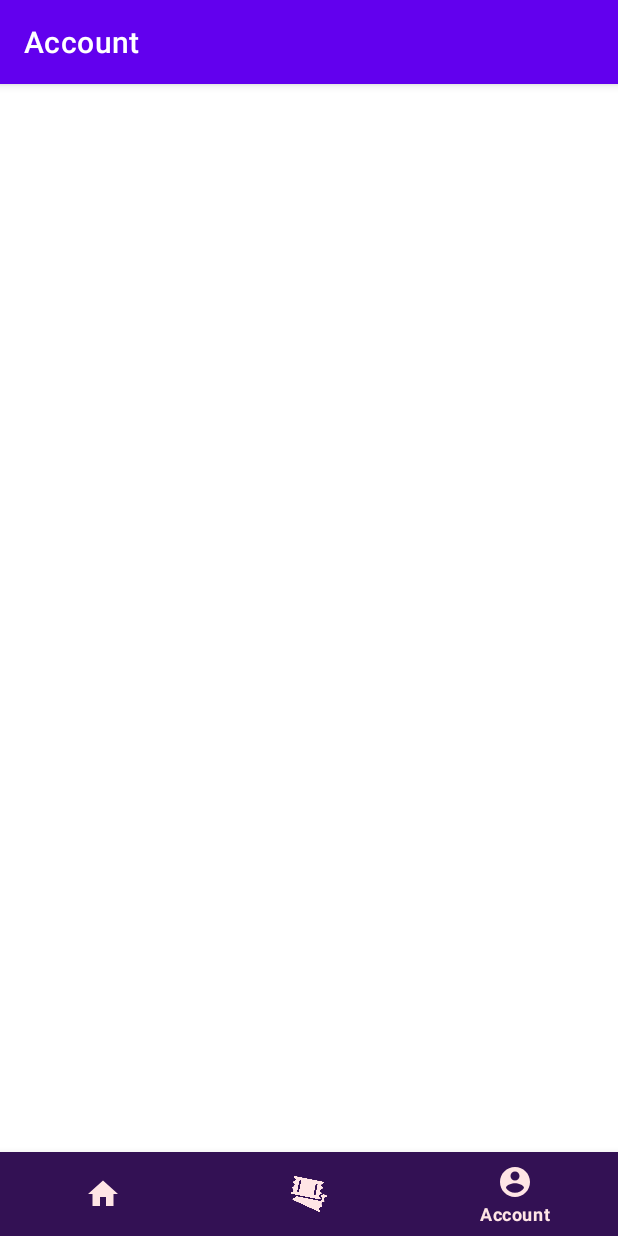
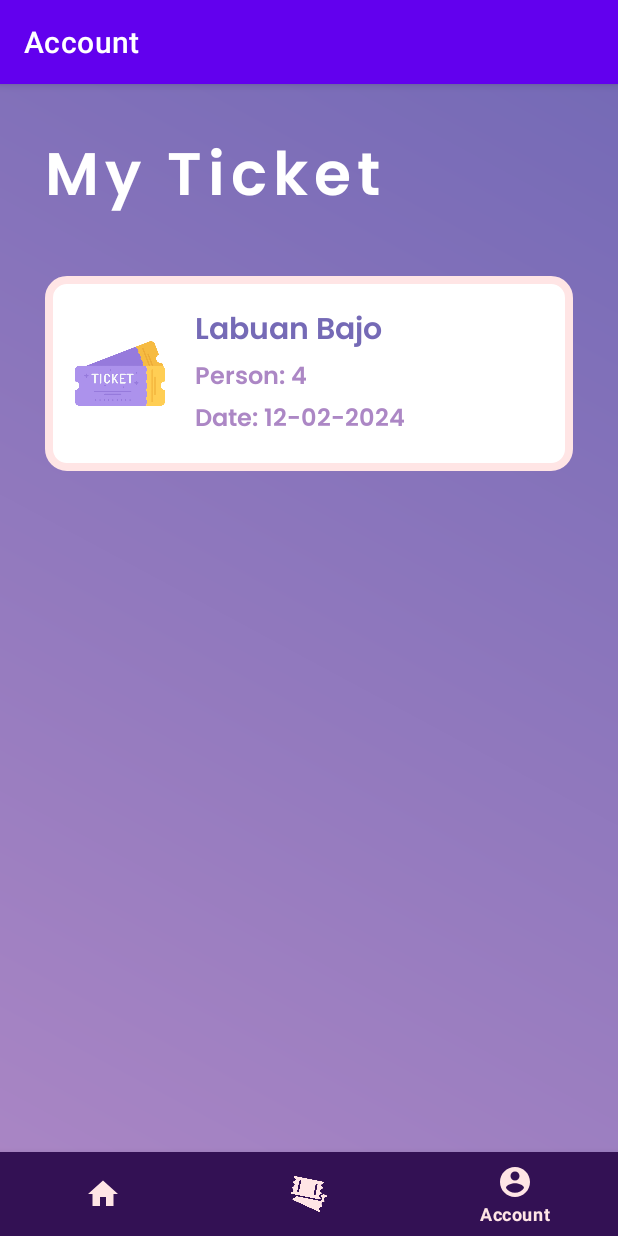
Before and after one commit to NadiaLeni/ProjectMobileTicketTrackker, an Android app: the MyTicketFragment screen opened through its navigation route, item 3 of the bottom bar chosen, on a phone screen of 412 x 824 dp. Run offline under Robolectric (Android 15) with nearby library versions, the phone set to English and light mode, and no system bars; our stand-ins replace navigation-ui.

Commit message:
Tampilan MyTicket

```diff
--- /dev/null
+++ b/app/src/main/res/drawable/myticketbox.xml
@@ -0,0 +1,11 @@
+<?xml version="1.0" encoding="utf-8"?>
+<shape xmlns:android="http://schemas.android.com/apk/res/android">
+    <solid
+        android:color="@color/white"/>
+
+    <stroke
+        android:width="5dp"
+        android:color="@color/light_pink"/>
+
+    <corners android:radius="12dp" />
+</shape>
--- a/app/src/main/res/layout/fragment_myticket.xml
+++ b/app/src/main/res/layout/fragment_myticket.xml
@@ -6,5 +6,104 @@
     android:layout_height="match_parent"
     tools:context=".ui.myticket.MyTicketFragment">
 
+    <LinearLayout
+        android:layout_width="match_parent"
+        android:layout_height="match_parent"
+        android:background="@drawable/gradient2"
+        android:orientation="vertical"
+        android:padding="30dp">
+
+        <TextView
+            android:layout_width="match_parent"
+            android:layout_height="wrap_content"
+            android:text="My Ticket"
+            android:fontFamily="@font/poppins_semibold"
+            android:letterSpacing="0.1"
+            android:textColor="@color/white"
+            android:textSize="40dp"
+            android:layout_marginBottom="30dp"/>
+
+        <LinearLayout
+            android:layout_width="match_parent"
+            android:layout_height="wrap_content"
+            android:orientation="horizontal"
+            android:background="@drawable/myticketbox"
+            android:padding="20dp"
+            android:id="@+id/ticketbox">
+
+            <ImageView
+                android:layout_width="60dp"
+                android:layout_height="match_parent"
+                android:src="@drawable/myticket"
+                android:layout_marginRight="20dp"/>
+
+            <LinearLayout
+                android:layout_width="wrap_content"
+                android:layout_height="wrap_content"
+                android:orientation="vertical">
+
+                <TextView
+                    android:layout_width="wrap_content"
+                    android:layout_height="wrap_content"
+                    android:text="Labuan Bajo"
+                    android:fontFamily="@font/poppins_semibold"
+                    android:textColor="@color/dark_blue"
+                    android:textSize="20dp"/>
+
+                <LinearLayout
+                    android:layout_width="wrap_content"
+                    android:layout_height="wrap_content"
+                    android:orientation="horizontal">
+
+                    <TextView
+                        android:layout_width="wrap_content"
+                        android:layout_height="wrap_content"
+                        android:text="Person: "
+                        android:fontFamily="@font/poppins_semibold"
+                        android:textColor="@color/purple"
+                        android:textSize="16dp"/>
+
+                    <TextView
+                        android:layout_width="wrap_content"
+                        android:layout_height="wrap_content"
+                        android:text="4"
+                        android:fontFamily="@font/poppins_semibold"
+                        android:textColor="@color/purple"
+                        android:textSize="16dp"
+                        android:id="@+id/tvNumOfPerson"/>
+
+                </LinearLayout>
+
+                <LinearLayout
+                    android:layout_width="wrap_content"
+                    android:layout_height="wrap_content"
+                    android:orientation="horizontal">
+
+                    <TextView
+                        android:layout_width="wrap_content"
+                        android:layout_height="wrap_content"
+                        android:text="Date: "
+                        android:fontFamily="@font/poppins_semibold"
+                        android:textColor="@color/purple"
+                        android:textSize="16dp"/>
+
+                    <TextView
+                        android:layout_width="wrap_content"
+                        android:layout_height="wrap_content"
+                        android:text="12-02-2024"
+                        android:fontFamily="@font/poppins_semibold"
+                        android:textColor="@color/purple"
+                        android:textSize="16dp"
+                        android:id="@+id/tvDate"/>
+
+                </LinearLayout>
+
+            </LinearLayout>
+
+        </LinearLayout>
+
+
+    </LinearLayout>
+
 
 </androidx.constraintlayout.widget.ConstraintLayout>
```
Also changed, not shown: app/src/main/res/drawable/myticket.png (added).
